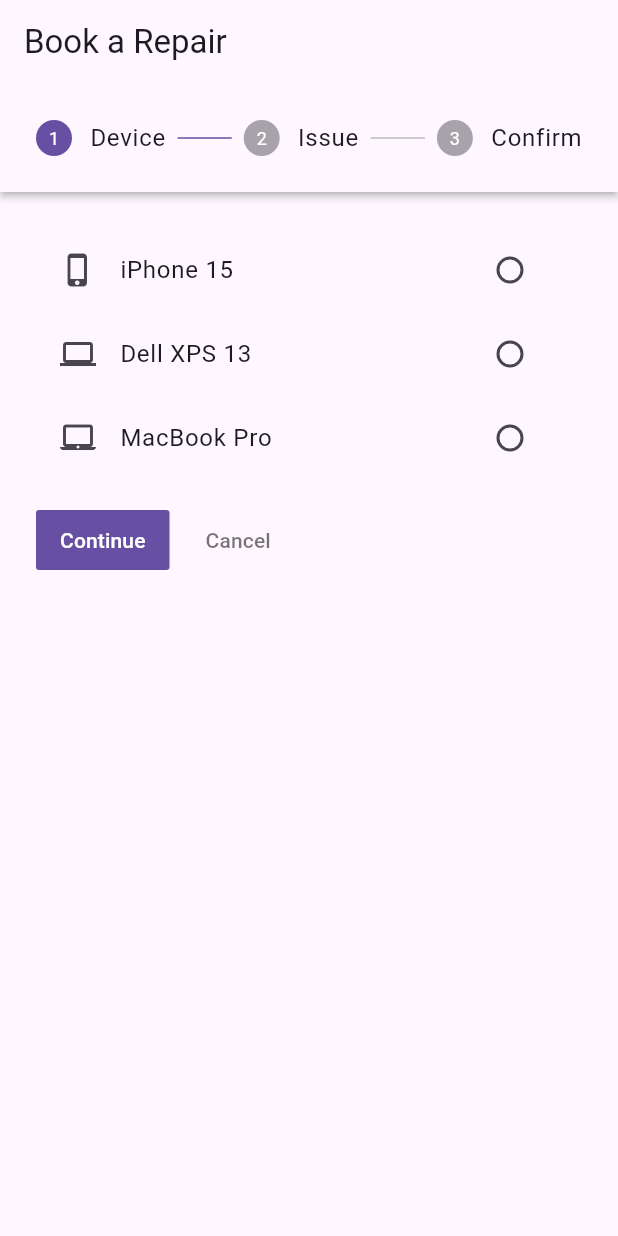
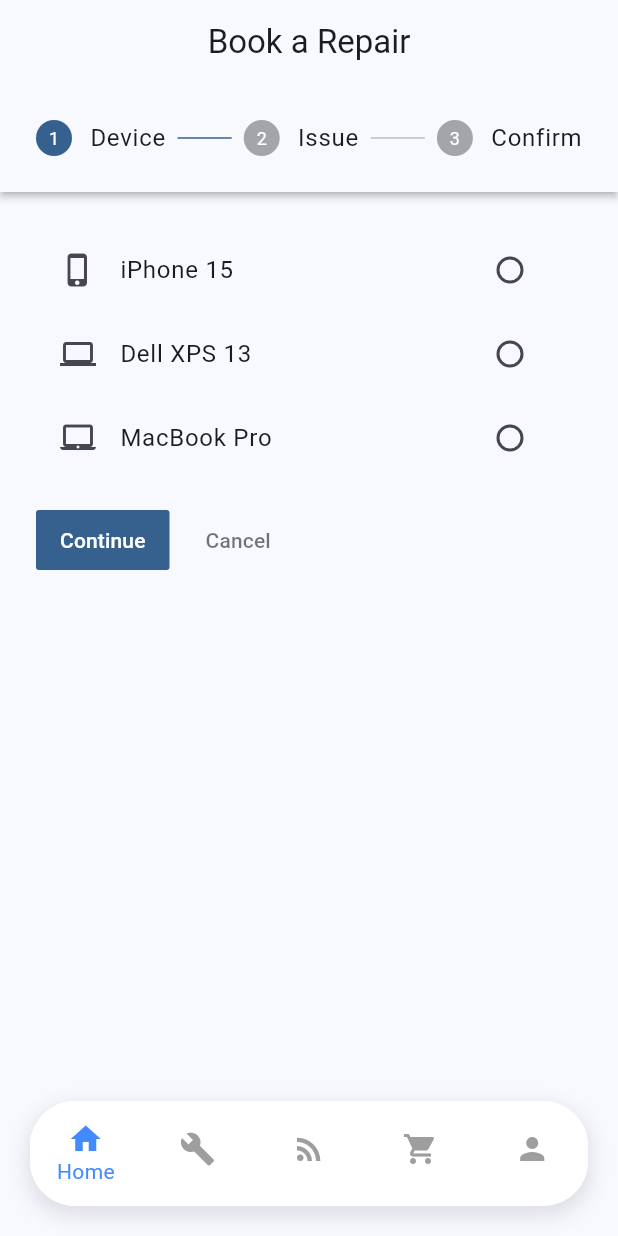
Before and after one commit to NueL72/mobodemo, a Flutter app: the screen it shows after launch, after a tap on "I need a Repair", on a phone screen of 412 x 824 dp. Run offline on Flutter 3.47's test engine with Material 3 defaults, Android fonts, the phone set to English and light mode, and no system bars; our stand-ins replace google_maps_flutter.

Commit message:
floating nav bar

```diff
--- a/lib/pages/custome_firstPg.dart
+++ b/lib/pages/custome_firstPg.dart
@@ -1,9 +1,6 @@
-
-// ignore_for_file: file_names
-
 import 'package:flutter/material.dart';
 
-void main() => runApp(RepairApp());
+void main() => runApp(const RepairApp());
 
 class RepairApp extends StatelessWidget {
   const RepairApp({super.key});
@@ -11,17 +8,92 @@
   @override
   Widget build(BuildContext context) {
     return MaterialApp(
-      theme: ThemeData(primarySwatch: Colors.blue, useMaterial3: true),
-      home: RepairBookingPage(),
+      debugShowCheckedModeBanner: false,
+      theme: ThemeData(
+        colorScheme: ColorScheme.fromSeed(seedColor: Colors.blue),
+        useMaterial3: true,
+      ),
+      home: const MainNavigationWrapper(),
     );
   }
 }
 
+// THIS IS THE NEW PARENT WIDGET
+class MainNavigationWrapper extends StatefulWidget {
+  const MainNavigationWrapper({super.key});
+
+  @override
+  State<MainNavigationWrapper> createState() => _MainNavigationWrapperState();
+}
+
+class _MainNavigationWrapperState extends State<MainNavigationWrapper> {
+  int _currentIndex = 0;
+
+  // List of pages for the tabs
+  final List<Widget> _pages = [
+    const RepairBookingPage(), // Your existing code
+    const Center(child: Text("Technician Screen")),
+    const Center(child: Text("Feed Screen")),
+    const Center(child: Text("Cart Screen")),
+    const Center(child: Text("Account Screen")),
+  ];
+
+  @override
+  Widget build(BuildContext context) {
+    return Scaffold(
+      // IndexedStack keeps the state of your booking flow alive when you switch tabs
+      body: IndexedStack(
+        index: _currentIndex,
+        children: _pages,
+      ),
+
+      // FLOATING BOTTOM NAVIGATION BAR
+      bottomNavigationBar: Container(
+        margin: const EdgeInsets.all(20), // Creates the floating effect
+        height: 70,
+        decoration: BoxDecoration(
+          color: Colors.white,
+          borderRadius: BorderRadius.circular(30),
+          boxShadow: [
+            BoxShadow(
+              color: Colors.black.withOpacity(0.1),
+              spreadRadius: 2,
+              blurRadius: 10,
+              offset: const Offset(0, 5),
+            ),
+          ],
+        ),
+        child: ClipRRect(
+          borderRadius: BorderRadius.circular(30),
+          child: BottomNavigationBar(
+            currentIndex: _currentIndex,
+            onTap: (index) => setState(() => _currentIndex = index),
+            type: BottomNavigationBarType.fixed,
+            backgroundColor: Colors.white,
+            selectedItemColor: Colors.blueAccent,
+            unselectedItemColor: Colors.grey,
+            showSelectedLabels: true,
+            showUnselectedLabels: false,
+            elevation: 0, // Removed because Container handles shadow
+            items: const [
+              BottomNavigationBarItem(icon: Icon(Icons.home), label: "Home"),
+              BottomNavigationBarItem(icon: Icon(Icons.build), label: "Tech"),
+              BottomNavigationBarItem(icon: Icon(Icons.rss_feed), label: "Feed"),
+              BottomNavigationBarItem(icon: Icon(Icons.shopping_cart), label: "Cart"),
+              BottomNavigationBarItem(icon: Icon(Icons.person), label: "Account"),
+            ],
+          ),
+        ),
+      ),
+    );
+  }
+}
+
+// YOUR ORIGINAL CODE (Slightly cleaned up for the new structure)
 class RepairBookingPage extends StatefulWidget {
   const RepairBookingPage({super.key});
 
   @override
-  // ignore: library_private_types_in_public_api
   _RepairBookingPageState createState() => _RepairBookingPageState();
 }
 
@@ -33,7 +105,7 @@
   @override
   Widget build(BuildContext context) {
     return Scaffold(
-      appBar: AppBar(title: Text("Book a Repair")),
+      appBar: AppBar(title: const Text("Book a Repair"), centerTitle: true),
       body: Stepper(
         type: StepperType.horizontal,
         currentStep: _currentStep,
@@ -44,9 +116,8 @@
           if (_currentStep > 0) setState(() => _currentStep -= 1);
         },
         steps: [
-          // STEP 1: DEVICE SELECTION
           Step(
-            title: Text("Device"),
+            title: const Text("Device"),
             isActive: _currentStep >= 0,
             content: Column(
               children: [
@@ -56,47 +127,45 @@
               ],
             ),
           ),
-          // STEP 2: ISSUE & PHOTO
           Step(
-            title: Text("Issue"),
+            title: const Text("Issue"),
             isActive: _currentStep >= 1,
             content: Column(
               children: [
                 DropdownButton<String>(
                   isExpanded: true,
-                  hint: Text("Select Issue"),
+                  hint: const Text("Select Issue"),
                   value: selectedIssue,
                   items: ["Broken Screen", "Battery Replacement", "Water Damage"]
                       .map((label) => DropdownMenuItem(value: label, child: Text(label)))
                       .toList(),
                   onChanged: (val) => setState(() => selectedIssue = val),
                 ),
-                SizedBox(height: 20),
+                const SizedBox(height: 20),
                 ElevatedButton.icon(
-                  onPressed: () {}, // Trigger Image Picker
-                  icon: Icon(Icons.camera_alt),
-                  label: Text("Upload Damage Photos"),
+                  onPressed: () {},
+                  icon: const Icon(Icons.camera_alt),
+                  label: const Text("Upload Damage Photos"),
                 ),
               ],
             ),
           ),
-          // STEP 3: ESTIMATE & TRACKING
           Step(
-            title: Text("Confirm"),
+            title: const Text("Confirm"),
             isActive: _currentStep >= 2,
             content: Column(
               children: [
                 Card(
                   color: Colors.blue.shade50,
-                  child: Padding(
+                  child: const Padding(
                     padding: EdgeInsets.all(16),
                     child: Text("Estimated Price: \$150.00",
                          style: TextStyle(fontSize: 18, fontWeight: FontWeight.bold)),
                   ),
                 ),
-                SizedBox(height: 20),
-                Text("Repair Progress:"),
-                _buildTrackingIndicator(2), // Mocking 'Repairing' stage
+                const SizedBox(height: 20),
+                const Text("Repair Progress:"),
+                _buildTrackingIndicator(2),
               ],
             ),
           ),
@@ -111,9 +180,7 @@
       title: Text(title),
       trailing: Radio<String>(
         value: title,
-        // ignore: deprecated_member_use
         groupValue: selectedDevice,
-        // ignore: deprecated_member_use
         onChanged: (val) => setState(() => selectedDevice = val),
       ),
     );
@@ -128,11 +195,11 @@
         return Column(
           children: [
             CircleAvatar(
-              radius: 15,
+              radius: 12,
               backgroundColor: isDone ? Colors.green : Colors.grey.shade300,
-              child: Icon(Icons.check, size: 15, color: Colors.white),
+              child: const Icon(Icons.check, size: 12, color: Colors.white),
             ),
-            Text(entry.value, style: TextStyle(fontSize: 10)),
+            Text(entry.value, style: const TextStyle(fontSize: 10)),
           ],
         );
       }).toList(),
```
